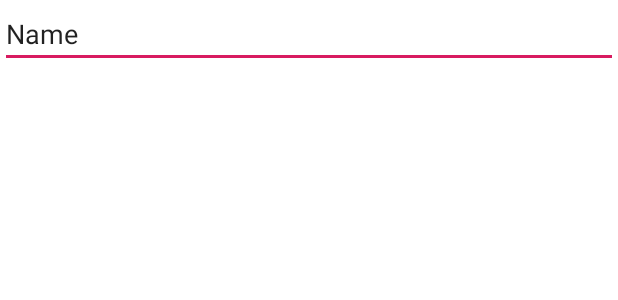
After one commit to dzeko14/notes-app, an Android app: the layout activity_note_details.xml on its own in the app's theme, with its tools: preview values and no code run, on a phone screen of 412 x 824 dp. The commit adds this screen. Shown: the top 300 px of the screen. Run offline under Robolectric (Android 15) with nearby library versions, the phone set to English and light mode, and no system bars.

Commit message:
Create NoteDetailsActivity. Add 'Create note button' to the MainActivity.

```diff
--- a/app/build.gradle
+++ b/app/build.gradle
@@ -9,6 +9,7 @@ apply plugin: 'kotlin-kapt'
 android {
     compileSdkVersion 28
     defaultConfig {
+        vectorDrawables.useSupportLibrary = true
         applicationId "com.github.dzeko14.notesapp"
         minSdkVersion 16
         targetSdkVersion 28
@@ -26,7 +27,7 @@ android {
 
 dependencies {
     implementation fileTree(dir: 'libs', include: ['*.jar'])
-    implementation"org.jetbrains.kotlin:kotlin-stdlib-jdk7:$kotlin_version"
+    implementation "org.jetbrains.kotlin:kotlin-stdlib-jdk7:$kotlin_version"
     implementation 'com.android.support:appcompat-v7:28.0.0'
     implementation 'com.android.support:support-v4:28.0.0'
     implementation 'com.android.support.constraint:constraint-layout:1.1.3'
@@ -51,4 +52,6 @@ dependencies {
 
     implementation "android.arch.paging:runtime:$paging_version"
 
+    //Design
+    implementation "com.android.support:design:28.0.0"
 }
--- a/app/src/main/AndroidManifest.xml
+++ b/app/src/main/AndroidManifest.xml
@@ -10,6 +10,8 @@
             android:roundIcon="@mipmap/ic_launcher_round"
             android:supportsRtl="true"
             android:theme="@style/AppTheme">
+        <activity android:name=".view.activity.NoteDetailsActivity">
+        </activity>
         <activity android:name=".view.activity.MainActivity">
             <intent-filter>
                 <action android:name="android.intent.action.MAIN"/>
--- /dev/null
+++ b/app/src/main/res/drawable/ic_add.xml
@@ -0,0 +1,5 @@
+<vector android:height="24dp" android:tint="#FFFFFF"
+    android:viewportHeight="24.0" android:viewportWidth="24.0"
+    android:width="24dp" xmlns:android="http://schemas.android.com/apk/res/android">
+    <path android:fillColor="#FF000000" android:pathData="M19,13h-6v6h-2v-6H5v-2h6V5h2v6h6v2z"/>
+</vector>
--- /dev/null
+++ b/app/src/main/res/layout/activity_note_details.xml
@@ -0,0 +1,18 @@
+<?xml version="1.0" encoding="utf-8"?>
+<FrameLayout
+        xmlns:android="http://schemas.android.com/apk/res/android"
+        xmlns:tools="http://schemas.android.com/tools"
+        xmlns:app="http://schemas.android.com/apk/res-auto"
+        android:layout_width="match_parent"
+        android:layout_height="match_parent"
+        tools:context=".view.activity.NoteDetailsActivity">
+
+
+    <EditText
+            android:layout_width="match_parent"
+            android:layout_height="wrap_content"
+            android:inputType="textMultiLine"
+            android:ems="10"
+            android:gravity="start|top"
+            android:id="@+id/editText" tools:text="Name"/>
+</FrameLayout>
--- a/app/src/main/res/values/styles.xml
+++ b/app/src/main/res/values/styles.xml
@@ -1,7 +1,7 @@
 <resources>
 
     <!-- Base application theme. -->
-    <style name="AppTheme" parent="Theme.AppCompat.Light.DarkActionBar">
+    <style name="AppTheme" parent="Theme.MaterialComponents.Light.DarkActionBar">
         <!-- Customize your theme here. -->
         <item name="colorPrimary">@color/colorPrimary</item>
         <item name="colorPrimaryDark">@color/colorPrimaryDark</item>
```
Also changed, not shown: app/src/main/java/com/github/dzeko14/notesapp/task/GetNoteTask.kt (added, +21 -0 lines), app/src/main/java/com/github/dzeko14/notesapp/view/activity/MainActivity.kt (+21 -1 lines), app/src/main/java/com/github/dzeko14/notesapp/view/activity/NoteDetailsActivity.kt (added, +41 -0 lines), app/src/main/java/com/github/dzeko14/notesapp/view/adapter/NotesListAdapter.kt (+11 -4 lines), app/src/main/java/com/github/dzeko14/notesapp/viewmodel/NoteDetailsViewModel.kt (added, +24 -0 lines), app/src/main/java/com/github/dzeko14/notesapp/viewmodel/factory/NoteDetailsViewModelFactory.kt (added, +12 -0 lines), app/src/main/res/layout/activity_main.xml (+9 -0 lines).
